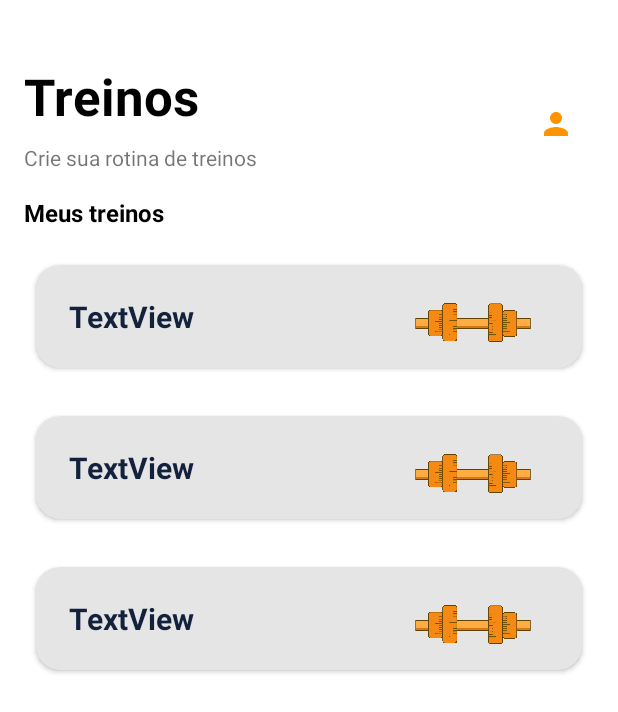
After one commit to ValterGabriell/DesafioLealApps, an Android app: the layout activity_feed.xml on its own in the app's theme, with its tools: preview values and no code run, on a phone screen of 412 x 824 dp. The commit adds this screen. Shown: the top 712 px of the screen. Run offline under Robolectric (Android 15) with nearby library versions, the phone set to English and light mode, and no system bars; Roboto replaces fonts that are not available here.

Commit message:
criando tela de feed

```diff
--- /dev/null
+++ b/app/src/main/res/drawable/ic_profile.xml
@@ -0,0 +1,5 @@
+<vector android:height="24dp" android:tint="#FF9400"
+    android:viewportHeight="24" android:viewportWidth="24"
+    android:width="24dp" xmlns:android="http://schemas.android.com/apk/res/android">
+    <path android:fillColor="@android:color/white" android:pathData="M12,12c2.21,0 4,-1.79 4,-4s-1.79,-4 -4,-4 -4,1.79 -4,4 1.79,4 4,4zM12,14c-2.67,0 -8,1.34 -8,4v2h16v-2c0,-2.66 -5.33,-4 -8,-4z"/>
+</vector>
--- /dev/null
+++ b/app/src/main/res/drawable/rounded_button.xml
@@ -0,0 +1,6 @@
+<?xml version="1.0" encoding="utf-8"?>
+<shape xmlns:android="http://schemas.android.com/apk/res/android"
+    android:shape="rectangle">
+    <corners android:radius="30dp" />
+    <solid android:color="@color/orange" />
+</shape>
--- /dev/null
+++ b/app/src/main/res/layout/activity_feed.xml
@@ -0,0 +1,92 @@
+<?xml version="1.0" encoding="utf-8"?>
+<androidx.constraintlayout.widget.ConstraintLayout xmlns:android="http://schemas.android.com/apk/res/android"
+    xmlns:app="http://schemas.android.com/apk/res-auto"
+    xmlns:tools="http://schemas.android.com/tools"
+    android:layout_width="match_parent"
+    android:layout_height="match_parent"
+    tools:context=".ui.FeedActivity">
+
+    <TextView
+        android:id="@+id/textView4"
+        android:layout_width="wrap_content"
+        android:layout_height="wrap_content"
+        android:layout_marginStart="16dp"
+        android:text="Treinos"
+        android:textColor="@color/black"
+        android:textSize="34sp"
+        android:textStyle="bold"
+        app:layout_constraintStart_toStartOf="parent"
+        app:layout_constraintTop_toTopOf="@+id/guideline17" />
+
+    <TextView
+        android:id="@+id/textView10"
+        android:layout_width="wrap_content"
+        android:layout_height="wrap_content"
+        android:layout_marginStart="16dp"
+        android:layout_marginTop="16dp"
+        android:text="Meus treinos"
+        android:textColor="@color/black"
+        android:textSize="16sp"
+        android:textStyle="bold"
+        app:layout_constraintEnd_toStartOf="@+id/guideline19"
+        app:layout_constraintHorizontal_bias="0.0"
+        app:layout_constraintStart_toStartOf="parent"
+        app:layout_constraintTop_toBottomOf="@+id/textView9" />
+
+    <androidx.constraintlayout.widget.Guideline
+        android:id="@+id/guideline17"
+        android:layout_width="wrap_content"
+        android:layout_height="wrap_content"
+        android:orientation="horizontal"
+        app:layout_constraintGuide_percent="0.05" />
+
+    <TextView
+        android:id="@+id/textView9"
+        android:layout_width="wrap_content"
+        android:layout_height="wrap_content"
+        android:text="Crie sua rotina de treinos"
+        app:layout_constraintBottom_toTopOf="@+id/guideline18"
+        app:layout_constraintStart_toStartOf="@+id/textView4"
+        app:layout_constraintTop_toBottomOf="@+id/textView4" />
+
+    <androidx.constraintlayout.widget.Guideline
+        android:id="@+id/guideline18"
+        android:layout_width="wrap_content"
+        android:layout_height="wrap_content"
+        android:orientation="horizontal"
+        app:layout_constraintGuide_percent="0.15" />
+
+    <androidx.constraintlayout.widget.Guideline
+        android:id="@+id/guideline19"
+        android:layout_width="wrap_content"
+        android:layout_height="wrap_content"
+        android:orientation="vertical"
+        app:layout_constraintGuide_percent="0.8" />
+
+    <ImageView
+        android:id="@+id/imageView2"
+        android:layout_width="wrap_content"
+        android:layout_height="wrap_content"
+        app:layout_constraintBottom_toTopOf="@+id/guideline18"
+        app:layout_constraintEnd_toEndOf="parent"
+        app:layout_constraintStart_toStartOf="@+id/guideline19"
+        app:layout_constraintTop_toTopOf="@+id/guideline17"
+        app:srcCompat="@drawable/ic_profile" />
+
+    <androidx.constraintlayout.widget.Guideline
+        android:id="@+id/guideline20"
+        android:layout_width="wrap_content"
+        android:layout_height="wrap_content"
+        android:orientation="horizontal"
+        app:layout_constraintGuide_percent="0.6" />
+
+    <androidx.recyclerview.widget.RecyclerView
+        android:layout_width="0dp"
+        android:layout_height="0dp"
+        android:padding="8dp"
+        tools:listitem="@layout/layout_recycler_view"
+        app:layout_constraintBottom_toTopOf="@+id/guideline20"
+        app:layout_constraintEnd_toEndOf="parent"
+        app:layout_constraintStart_toStartOf="parent"
+        app:layout_constraintTop_toBottomOf="@+id/textView10" />
+</androidx.constraintlayout.widget.ConstraintLayout>
--- /dev/null
+++ b/app/src/main/res/layout/layout_recycler_view.xml
@@ -0,0 +1,70 @@
+<?xml version="1.0" encoding="utf-8"?>
+<androidx.cardview.widget.CardView xmlns:android="http://schemas.android.com/apk/res/android"
+    xmlns:app="http://schemas.android.com/apk/res-auto"
+    xmlns:tools="http://schemas.android.com/tools"
+    android:layout_width="match_parent"
+    android:layout_height="wrap_content"
+    android:layout_margin="16dp"
+    android:padding="16dp"
+    app:cardBackgroundColor="@color/white_full"
+    app:cardCornerRadius="16dp">
+
+
+    <androidx.constraintlayout.widget.ConstraintLayout
+        android:layout_width="match_parent"
+        android:layout_height="match_parent">
+
+        <TextView
+            android:id="@+id/textView11"
+            android:layout_width="wrap_content"
+            android:layout_height="wrap_content"
+            android:text="TextView"
+            android:textColor="@color/blue"
+            android:textSize="20sp"
+            android:textStyle="bold"
+            app:layout_constraintBottom_toTopOf="@+id/guideline25"
+            app:layout_constraintStart_toStartOf="@+id/guideline26"
+            app:layout_constraintTop_toTopOf="@+id/guideline24" />
+
+        <androidx.constraintlayout.widget.Guideline
+            android:id="@+id/guideline24"
+            android:layout_width="wrap_content"
+            android:layout_height="wrap_content"
+            android:orientation="horizontal"
+            app:layout_constraintGuide_percent="0.3" />
+
+        <androidx.constraintlayout.widget.Guideline
+            android:id="@+id/guideline25"
+            android:layout_width="wrap_content"
+            android:layout_height="wrap_content"
+            android:orientation="horizontal"
+            app:layout_constraintGuide_percent="0.7" />
+
+        <androidx.constraintlayout.widget.Guideline
+            android:id="@+id/guideline26"
+            android:layout_width="wrap_content"
+            android:layout_height="wrap_content"
+            android:orientation="vertical"
+            app:layout_constraintGuide_percent="0.06" />
+
+        <ImageView
+            android:id="@+id/imageView5"
+            android:layout_width="0dp"
+            android:layout_height="0dp"
+            android:padding="32dp"
+            android:scaleType="centerCrop"
+            app:layout_constraintBottom_toBottomOf="parent"
+            app:layout_constraintEnd_toEndOf="parent"
+            app:layout_constraintStart_toStartOf="@+id/guideline27"
+            app:layout_constraintTop_toTopOf="parent"
+            app:srcCompat="@drawable/halter" />
+
+        <androidx.constraintlayout.widget.Guideline
+            android:id="@+id/guideline27"
+            android:layout_width="wrap_content"
+            android:layout_height="wrap_content"
+            android:orientation="vertical"
+            app:layout_constraintGuide_percent="0.6" />
+
+    </androidx.constraintlayout.widget.ConstraintLayout>
+</androidx.cardview.widget.CardView>
--- a/app/src/main/res/values/colors.xml
+++ b/app/src/main/res/values/colors.xml
@@ -3,6 +3,7 @@
     <color name="white_full">#E5E5E5</color>
     <color name="white_less">#E5E5E5</color>
     <color name="orange">#FCA311</color>
+    <color name="orange_low">#CF8100</color>
     <color name="blue">#14213D</color>
     <color name="black">#000000</color>
 </resources>
--- a/app/src/main/res/values/strings.xml
+++ b/app/src/main/res/values/strings.xml
@@ -1,3 +1,5 @@
 <resources>
     <string name="app_name">DesafioLealApps</string>
+    <!-- TODO: Remove or change this placeholder text -->
+    <string name="hello_blank_fragment">Hello blank fragment</string>
 </resources>
--- a/app/src/main/res/values/themes.xml
+++ b/app/src/main/res/values/themes.xml
@@ -1,6 +1,6 @@
 <resources xmlns:tools="http://schemas.android.com/tools">
     <!-- Base application theme. -->
-    <style name="Theme.DesafioLealApps" parent="Theme.MaterialComponents.DayNight.DarkActionBar">
+    <style name="Theme.DesafioLealApps" parent="Theme.MaterialComponents.Light.NoActionBar">
         <!-- Primary brand color. -->
         <item name="colorPrimary">@color/orange</item>
         <item name="colorPrimaryVariant">@color/white_less</item>
```
Also changed, not shown: app/build.gradle (+7 -15 lines), app/src/main/AndroidManifest.xml (+16 -1 lines), app/src/main/java/com/valtergabriel/desafiolealapps/ui/ActivityForm.kt (added, +17 -0 lines), app/src/main/java/com/valtergabriel/desafiolealapps/ui/FeedActivity.kt (added, +12 -0 lines), app/src/main/java/com/valtergabriel/desafiolealapps/ui/MainActivity.kt (renamed from app/src/main/java/com/valtergabriel/desafiolealapps/MainActivity.kt, +12 -2 lines), app/src/main/res/layout/activity_form.xml (added, +211 -0 lines), app/src/main/res/layout/activity_main.xml (+41 -16 lines), app/src/main/res/values/genders.xml (added, +8 -0 lines), app/src/main/res/drawable/background_orange_waves.png (added), app/src/main/res/drawable/halter.png (added).
